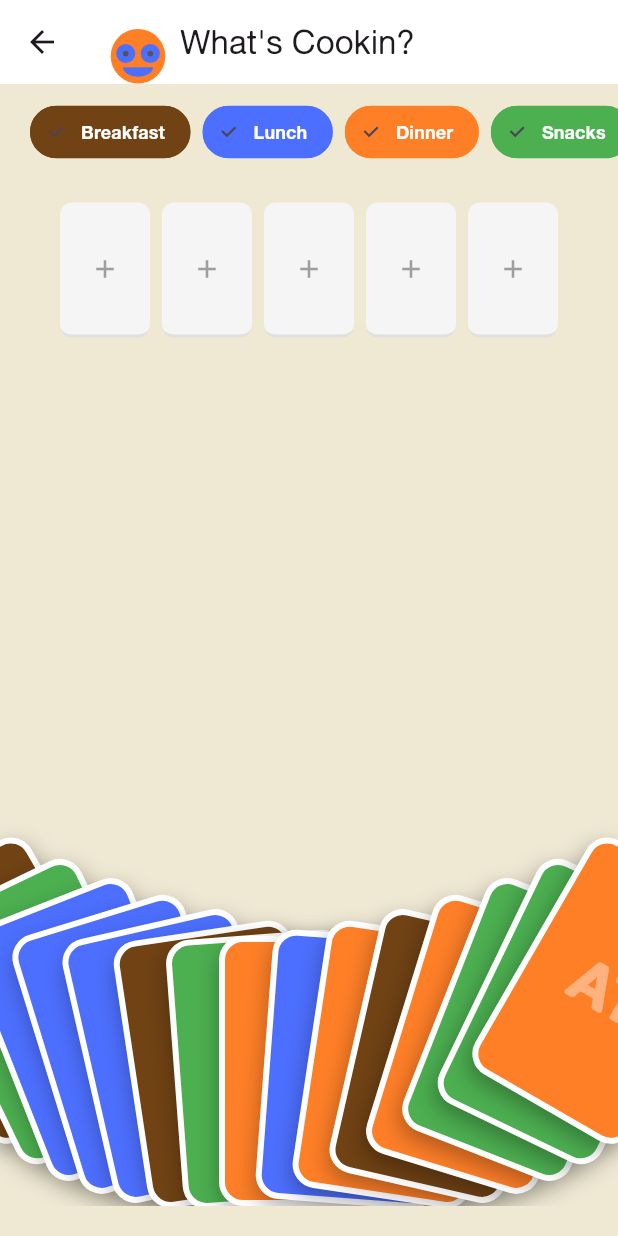
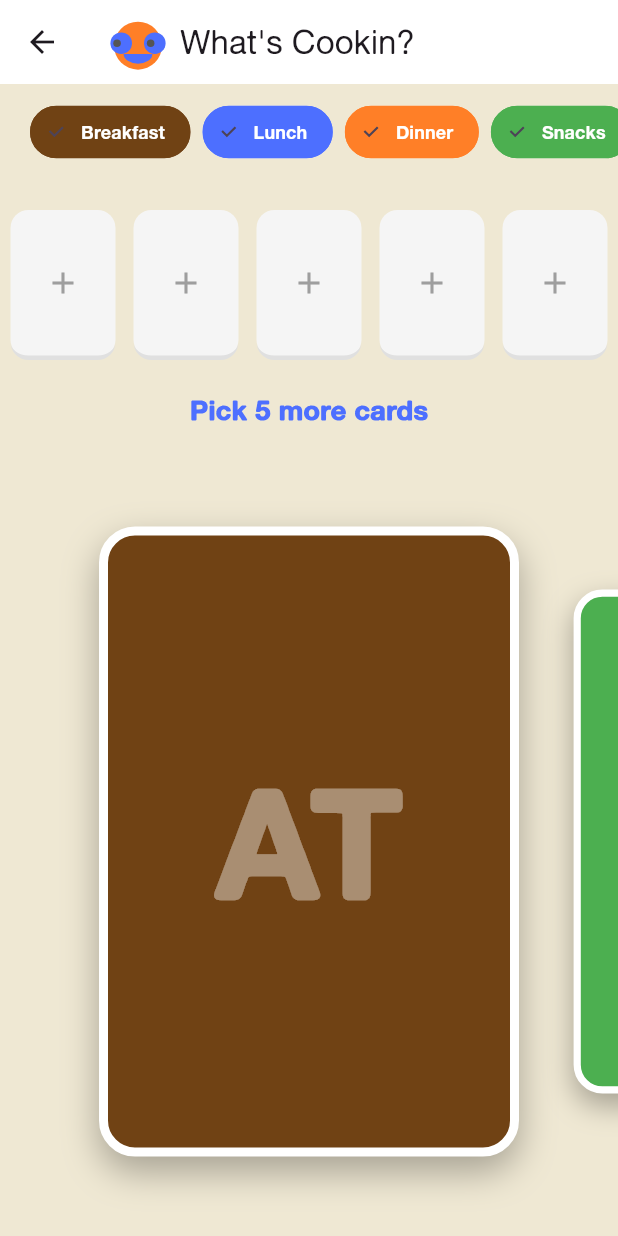
Before and after one commit to Vineel1015/AllTogether, a Flutter app: the FinderScreen screen opened directly, on a phone screen of 412 x 824 dp. Run offline on Flutter 3.47's test engine with Material 3 defaults, Android fonts, the light colour scheme and no system bars; our stand-ins replace connectivity_plus, fl_chart, flutter_riverpod, geolocator, hive_flutter, image_picker and 1 more; missing offline and left inert: google_mlkit_text_recognition; accounts and stored records are empty; network calls fail.

Commit message:
feat: implement refined mascot and immersive large-card deck
- Updated Mascot with fixed blue eyes and funny side-to-side moving grey pupils.
- Overhauled MealCardDeck into a large PageView carousel (3x larger cards).
- Implemented smooth 3D flip animation for large cards.
- Added scale-based carousel transition for focused card selection.
- Refined mascot positioning for better visibility.

```diff
--- a/app/lib/features/finder/widgets/meal_card_deck.dart
+++ b/app/lib/features/finder/widgets/meal_card_deck.dart
@@ -22,21 +22,8 @@ class MealCardDeck extends StatefulWidget {
 class _MealCardDeckState extends State<MealCardDeck> with TickerProviderStateMixin {
   final List<Meal> _selectedMeals = [];
   final Set<String> _dealtMealIds = {};
-  String? _hoveredMealId;
-  bool _isShuffling = false;
-
-  @override
-  void initState() {
-    super.initState();
-    _triggerShuffle();
-  }
-
-  void _triggerShuffle() {
-    setState(() => _isShuffling = true);
-    Future.delayed(const Duration(milliseconds: 800), () {
-      if (mounted) setState(() => _isShuffling = false);
-    });
-  }
+  final PageController _pageController = PageController(viewportFraction: 0.7);
+  int _currentPage = 0;
 
   void _selectMeal(Meal meal) {
     if (_selectedMeals.length < widget.maxSelections && !_dealtMealIds.contains(meal.id)) {
@@ -62,7 +49,7 @@ class _MealCardDeckState extends State<MealCardDeck> with TickerProviderStateMix
       children: [
         // Hand / Selection Area
         Container(
-          height: 120,
+          height: 140,
           padding: const EdgeInsets.symmetric(vertical: 10),
           child: Row(
             mainAxisAlignment: MainAxisAlignment.center,
@@ -71,173 +58,189 @@ class _MealCardDeckState extends State<MealCardDeck> with TickerProviderStateMix
                 meal: meal,
                 onTap: () => _unselectMeal(meal)
               )),
-              // Placeholders
               ...List.generate(widget.maxSelections - _selectedMeals.length, (i) => _EmptySlot()),
             ],
           ),
         ),
 
-        if (_selectedMeals.length == widget.maxSelections)
-          Padding(
-            padding: const EdgeInsets.all(8.0),
-            child: ElevatedButton(
-              style: ElevatedButton.styleFrom(backgroundColor: AllTogetherColors.mascotBlue, foregroundColor: Colors.white),
-              onPressed: () => widget.onSelectionComplete(_selectedMeals),
-              child: const Text('Confirm Selections', style: TextStyle(fontWeight: FontWeight.bold)),
-            ),
+        Text(
+          'Pick ${widget.maxSelections - _selectedMeals.length} more cards',
+          style: const TextStyle(fontSize: 18, fontWeight: FontWeight.w900, color: AllTogetherColors.mascotBlue),
         ),
 
         const Spacer(),
 
-        // Magician Deck Area
+        // Large Horizontal Deck
         SizedBox(
-          height: 450,
-          child: Stack(
-            alignment: Alignment.bottomCenter,
-            children: [
-              if (!_isShuffling)
-                ...List.generate(availableMeals.length, (index) {
+          height: 550, // Much larger area
+          child: PageView.builder(
+            controller: _pageController,
+            itemCount: availableMeals.length,
+            onPageChanged: (i) => setState(() => _currentPage = i),
+            itemBuilder: (context, index) {
               final meal = availableMeals[index];
-                  final total = availableMeals.length;
-                  // Pivot from the bottom center, fan out in an arc
-                  final double arcSpread = pi / 3; // 60 degrees total spread
-                  final double startAngle = -arcSpread / 2;
-                  final double angle = startAngle + (index / (total - 1)) * arcSpread;
-                  final radius = 400.0;
+              final double scale = max(0.8, (1 - (_currentPage - index).abs() * 0.3));
 
-                  return _DraggableCard(
+              return Center(
+                child: Transform.scale(
+                  scale: scale,
+                  child: _LargeFlipCard(
                     meal: meal,
-                    angle: angle,
-                    radius: radius,
-                    isHovered: _hoveredMealId == meal.id,
-                    onHover: (hovering) {
-                      setState(() => _hoveredMealId = hovering ? meal.id : null);
-                    },
                     onSelected: () => _selectMeal(meal),
-                  );
-                }),
-              if (_isShuffling)
-                const Center(
-                  child: Column(
-                    mainAxisSize: MainAxisSize.min,
-                    children: [
-                      CircularProgressIndicator(color: AllTogetherColors.mascotOrange),
-                      SizedBox(height: 16),
-                      Text('Shuffling Deck...', style: TextStyle(color: AllTogetherColors.mascotOrange, fontWeight: FontWeight.bold)),
-                    ],
                   ),
                 ),
-            ],
+              );
+            },
           ),
         ),
-        const SizedBox(height: 20),
+
+        if (_selectedMeals.length == widget.maxSelections)
+          Padding(
+            padding: const EdgeInsets.only(bottom: 40.0),
+            child: ElevatedButton(
+              style: ElevatedButton.styleFrom(
+                backgroundColor: AllTogetherColors.mascotBlue,
+                foregroundColor: Colors.white,
+                padding: const EdgeInsets.symmetric(horizontal: 40, vertical: 15),
+                shape: RoundedRectangleBorder(borderRadius: BorderRadius.circular(30)),
+              ),
+              onPressed: () => widget.onSelectionComplete(_selectedMeals),
+              child: const Text('READY FOR THE HAUL', style: TextStyle(fontWeight: FontWeight.w900, fontSize: 16)),
+            ),
+          ),
       ],
     );
   }
 }
 
-class _DraggableCard extends StatelessWidget {
+class _LargeFlipCard extends StatefulWidget {
   final Meal meal;
-  final double angle;
-  final double radius;
-  final bool isHovered;
-  final Function(bool) onHover;
   final VoidCallback onSelected;
 
-  const _DraggableCard({
-    required this.meal,
-    required this.angle,
-    required this.radius,
-    required this.isHovered,
-    required this.onHover,
-    required this.onSelected,
-  });
+  const _LargeFlipCard({required this.meal, required this.onSelected});
+
+  @override
+  State<_LargeFlipCard> createState() => _LargeFlipCardState();
+}
+
+class _LargeFlipCardState extends State<_LargeFlipCard> with SingleTickerProviderStateMixin {
+  late AnimationController _controller;
+  late Animation<double> _animation;
+  bool _isFaceUp = false;
+
+  @override
+  void initState() {
+    super.initState();
+    _controller = AnimationController(vsync: this, duration: const Duration(milliseconds: 800));
+    _animation = Tween<double>(begin: 0, end: pi).animate(
+      CurvedAnimation(parent: _controller, curve: Curves.easeInOutCubic),
+    );
+  }
+
+  @override
+  void dispose() {
+    _controller.dispose();
+    super.dispose();
+  }
+
+  void _toggleFlip() {
+    if (_isFaceUp) {
+      _controller.reverse();
+    } else {
+      _controller.forward();
+    }
+    setState(() => _isFaceUp = !_isFaceUp);
+  }
 
   @override
   Widget build(BuildContext context) {
-    // Pivot from bottom center
-    final double xOffset = sin(angle) * radius;
-    final double yOffset = -cos(angle) * radius + radius;
-
-    return AnimatedPositioned(
-      duration: const Duration(milliseconds: 300),
-      curve: Curves.easeOutBack,
-      bottom: isHovered ? yOffset + 60 : yOffset,
-      left: (MediaQuery.of(context).size.width / 2) + xOffset - 60,
-      child: Transform.rotate(
-        angle: angle,
-        child: MouseRegion(
-          onEnter: (_) => onHover(true),
-          onExit: (_) => onHover(false),
+    return GestureDetector(
+      onTap: _toggleFlip,
       child: Draggable<Meal>(
-            data: meal,
+        data: widget.meal,
         axis: Axis.vertical,
         feedback: Material(
           color: Colors.transparent,
-              child: _CardBack(meal: meal, isFaceUp: true),
+          child: _CardSide(meal: widget.meal, isFaceUp: true, isLarge: true),
         ),
-            childWhenDragging: const SizedBox.shrink(),
         onDragEnd: (details) {
-              // Select if dragged up past a threshold
-              if (details.offset.dy < MediaQuery.of(context).size.height * 0.5) {
-                onSelected();
+          if (details.offset.dy < 200) {
+            widget.onSelected();
           }
         },
-            child: _CardBack(meal: meal, isFaceUp: false),
+        child: AnimatedBuilder(
+          animation: _animation,
+          builder: (context, child) {
+            final double value = _animation.value;
+            final bool isBack = value < (pi / 2);
+
+            return Transform(
+              transform: Matrix4.identity()
+                ..setEntry(3, 2, 0.001)
+                ..rotateY(value),
+              alignment: Alignment.center,
+              child: isBack
+                ? _CardSide(meal: widget.meal, isFaceUp: false, isLarge: true)
+                : Transform(
+                    alignment: Alignment.center,
+                    transform: Matrix4.identity()..rotateY(pi),
+                    child: _CardSide(meal: widget.meal, isFaceUp: true, isLarge: true),
                   ),
+            );
+          },
         ),
       ),
     );
   }
 }
 
-class _CardBack extends StatelessWidget {
+class _CardSide extends StatelessWidget {
   final Meal meal;
   final bool isFaceUp;
-  const _CardBack({required this.meal, this.isFaceUp = false});
+  final bool isLarge;
+  const _CardSide({required this.meal, required this.isFaceUp, this.isLarge = false});
 
   @override
   Widget build(BuildContext context) {
     final color = AllTogetherColors.getMealColor(meal.id);
+    final width = isLarge ? 280.0 : 70.0;
+    final height = isLarge ? 420.0 : 100.0;
 
     return Container(
-      width: 120,
-      height: 180,
+      width: width,
+      height: height,
       decoration: BoxDecoration(
         color: isFaceUp ? Colors.white : color,
-        borderRadius: BorderRadius.circular(16),
-        border: Border.all(color: Colors.white, width: 4),
+        borderRadius: BorderRadius.circular(24),
+        border: Border.all(color: Colors.white, width: 6),
         boxShadow: [
-          BoxShadow(
-            color: Colors.black.withOpacity(0.3),
-            blurRadius: 12,
-            offset: const Offset(0, 6),
-          )
+          BoxShadow(color: Colors.black.withOpacity(0.3), blurRadius: 20, offset: const Offset(0, 10)),
         ],
       ),
       child: isFaceUp
         ? Column(
             mainAxisAlignment: MainAxisAlignment.center,
             children: [
-              Icon(Icons.restaurant_menu, color: color, size: 40),
-              const SizedBox(height: 12),
+              Icon(Icons.restaurant_menu, color: color, size: isLarge ? 80 : 20),
+              const SizedBox(height: 20),
               Padding(
-                padding: const EdgeInsets.symmetric(horizontal: 12.0),
+                padding: const EdgeInsets.symmetric(horizontal: 20.0),
                 child: Text(
                   meal.name,
                   textAlign: TextAlign.center,
                   style: TextStyle(
                     fontWeight: FontWeight.w900,
-                    fontSize: 14,
-                    color: color.darken(),
+                    fontSize: isLarge ? 24 : 8,
+                    color: color.darken(0.3),
                   ),
                 ),
               ),
-              const SizedBox(height: 8),
-              Text(
-                '${meal.calories} kcal',
-                style: const TextStyle(fontSize: 12, color: Colors.grey, fontWeight: FontWeight.bold),
-              ),
+              if (isLarge) ...[
+                const SizedBox(height: 12),
+                Text('${meal.calories} kcal', style: const TextStyle(fontSize: 18, color: Colors.grey, fontWeight: FontWeight.bold)),
+                const SizedBox(height: 20),
+                const Text('SWIPE UP TO DEAL', style: TextStyle(color: Colors.grey, fontSize: 12, letterSpacing: 2)),
+              ],
             ],
           )
         : Center(
@@ -245,22 +248,13 @@ class _CardBack extends StatelessWidget {
               'AT',
               style: TextStyle(
                 color: Colors.white.withOpacity(0.4),
-                fontSize: 40,
+                fontSize: isLarge ? 100 : 32,
                 fontWeight: FontWeight.w900,
-                letterSpacing: 2,
+                letterSpacing: 4,
               ),
             ),
           ),
     );
-  }
-}
-
-extension ColorExtension on Color {
-  Color darken([double amount = .1]) {
-    assert(amount >= 0 && amount <= 1);
-    final hsl = HSLColor.fromColor(this);
-    final hslDark = hsl.withLightness((hsl.lightness - amount).clamp(0.0, 1.0));
-    return hslDark.toColor();
   }
 }
 
@@ -310,15 +304,24 @@ class _EmptySlot extends StatelessWidget {
   @override
   Widget build(BuildContext context) {
     return Container(
-      width: 60,
-      height: 90,
-      margin: const EdgeInsets.symmetric(horizontal: 4),
+      width: 70,
+      height: 100,
+      margin: const EdgeInsets.symmetric(horizontal: 6),
       decoration: BoxDecoration(
         color: Colors.grey[100],
-        borderRadius: BorderRadius.circular(8),
-        border: Border(bottom: BorderSide(color: Colors.grey[300]!, width: 2)),
+        borderRadius: BorderRadius.circular(12),
+        border: Border(bottom: BorderSide(color: Colors.grey[300]!, width: 3)),
       ),
-      child: const Center(child: Icon(Icons.add, color: Colors.grey, size: 20)),
+      child: const Center(child: Icon(Icons.add, color: Colors.grey, size: 24)),
     );
   }
 }
+
+extension ColorExtension on Color {
+  Color darken([double amount = .1]) {
+    assert(amount >= 0 && amount <= 1);
+    final hsl = HSLColor.fromColor(this);
+    final hslDark = hsl.withLightness((hsl.lightness - amount).clamp(0.0, 1.0));
+    return hslDark.toColor();
+  }
+}
--- a/app/lib/shared/mascot_widget.dart
+++ b/app/lib/shared/mascot_widget.dart
@@ -12,15 +12,20 @@ class MascotWidget extends StatefulWidget {
 
 class _MascotWidgetState extends State<MascotWidget> with SingleTickerProviderStateMixin {
   late AnimationController _controller;
-  Offset _eyeOffset = Offset.zero;
+  late Animation<double> _eyeMovement;
 
   @override
   void initState() {
     super.initState();
     _controller = AnimationController(
       vsync: this,
-      duration: const Duration(seconds: 2),
+      duration: const Duration(seconds: 1),
     )..repeat(reverse: true);
+
+    // Funny side-to-side movement for googly eyes
+    _eyeMovement = Tween<double>(begin: -1.0, end: 1.0).animate(
+      CurvedAnimation(parent: _controller, curve: Curves.easeInOut),
+    );
   }
 
   @override
@@ -31,73 +36,61 @@ class _MascotWidgetState extends State<MascotWidget> with SingleTickerProviderSt
 
   @override
   Widget build(BuildContext context) {
-    return MouseRegion(
-      onHover: (event) {
-        final center = Offset(widget.size / 2, widget.size / 2);
-        final dir = event.localPosition - center;
-        final dist = min(dir.distance / 10, 8.0);
-        setState(() {
-          _eyeOffset = Offset.fromDirection(dir.direction, dist);
-        });
-      },
-      onExit: (_) => setState(() => _eyeOffset = Offset.zero),
-      child: AnimatedBuilder(
+    return AnimatedBuilder(
       animation: _controller,
       builder: (context, child) {
         return CustomPaint(
           size: Size(widget.size, widget.size),
           painter: _MascotPainter(
             bobValue: _controller.value,
-              eyeOffset: _eyeOffset,
+            eyeShift: _eyeMovement.value,
           ),
         );
       },
-      ),
     );
   }
 }
 
 class _MascotPainter extends CustomPainter {
   final double bobValue;
-  final Offset eyeOffset;
+  final double eyeShift;
 
-  _MascotPainter({required this.bobValue, required this.eyeOffset});
+  _MascotPainter({required this.bobValue, required this.eyeShift});
 
   @override
   void paint(Canvas canvas, Size size) {
-    // Position mascot slightly lower to create 'peeping' effect
-    final center = Offset(size.width / 2, size.height / 1.5 + (bobValue * 3));
-    final faceRadius = size.width / 2.2;
+    // Position face higher so eyes are visible
+    final center = Offset(size.width / 2, size.height / 1.8 + (bobValue * 2));
+    final faceRadius = size.width / 2.5;
 
     // 1. Face (Orange Circle)
     final facePaint = Paint()..color = AllTogetherColors.mascotOrange;
     canvas.drawCircle(center, faceRadius, facePaint);
 
-    // 2. Eyes (Large Blue Circles - Fixed Position)
+    // 2. Eyes (Large Blue Circles - Slightly off the face edge as in png)
     final eyePaint = Paint()..color = AllTogetherColors.mascotBlue;
-    final eyeRadius = faceRadius * 0.35;
-    final leftEyeCenter = center + Offset(-faceRadius * 0.45, -faceRadius * 0.1);
-    final rightEyeCenter = center + Offset(faceRadius * 0.45, -faceRadius * 0.1);
+    final eyeRadius = faceRadius * 0.45;
+    // Eyes overlapping the edge of the face
+    final leftEyeCenter = center + Offset(-faceRadius * 0.7, -faceRadius * 0.1);
+    final rightEyeCenter = center + Offset(faceRadius * 0.7, -faceRadius * 0.1);
     canvas.drawCircle(leftEyeCenter, eyeRadius, eyePaint);
     canvas.drawCircle(rightEyeCenter, eyeRadius, eyePaint);
 
-    // 3. Pupils (Grey Circles - Moving)
+    // 3. Pupils (Grey Circles - Funny side-to-side movement)
     final pupilPaint = Paint()..color = AllTogetherColors.mascotGrey;
-    final pupilRadius = eyeRadius * 0.3;
-    // Limit pupil movement within the blue eye
-    final limitedOffset = Offset(
-      eyeOffset.dx.clamp(-pupilRadius, pupilRadius),
-      eyeOffset.dy.clamp(-pupilRadius, pupilRadius),
-    );
-    canvas.drawCircle(leftEyeCenter + limitedOffset, pupilRadius, pupilPaint);
-    canvas.drawCircle(rightEyeCenter + limitedOffset, pupilRadius, pupilPaint);
+    final pupilRadius = eyeRadius * 0.35;
 
-    // 4. Mouth (Blue Semi-Circle at bottom)
+    // Pupils move independently side to side
+    final pupilOffset = Offset(eyeShift * (eyeRadius * 0.4), 0);
+    canvas.drawCircle(leftEyeCenter + pupilOffset, pupilRadius, pupilPaint);
+    canvas.drawCircle(rightEyeCenter + pupilOffset, pupilRadius, pupilPaint);
+
+    // 4. Mouth (Blue Semi-Circle)
     final mouthPaint = Paint()..color = AllTogetherColors.mascotBlue;
     final mouthRect = Rect.fromCenter(
-      center: center + Offset(0, faceRadius * 0.4),
-      width: faceRadius * 1.1,
-      height: faceRadius * 0.7,
+      center: center + Offset(0, faceRadius * 0.35),
+      width: faceRadius * 1.2,
+      height: faceRadius * 0.8,
     );
     canvas.drawArc(mouthRect, 0, pi, true, mouthPaint);
   }
```
Lines whose indentation alone changed are shown as unchanged.
